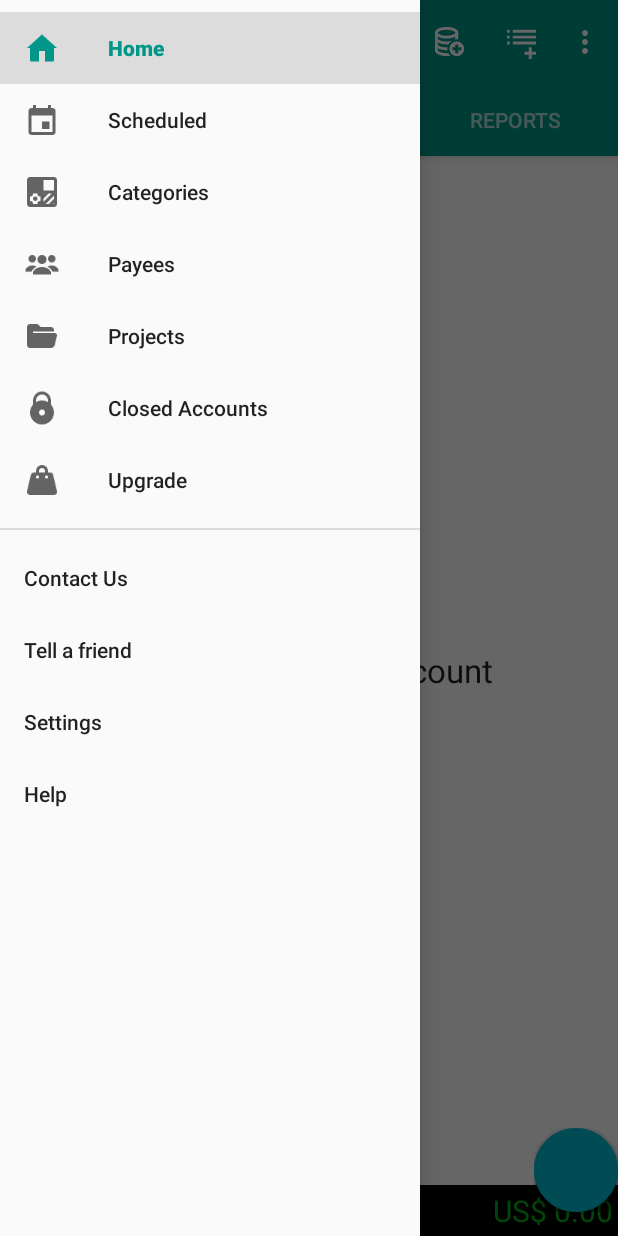
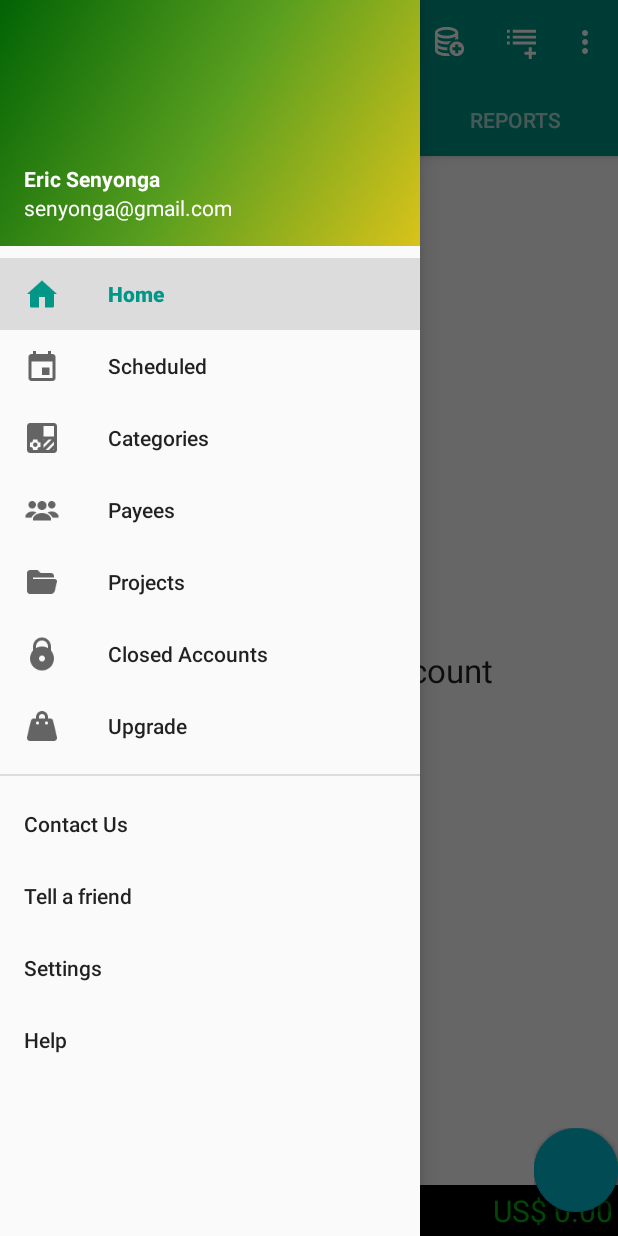
Before and after one commit to eriqsenyonga/MoneyCradle, an Android app: the screen it shows after launch (MainActivity), with the side drawer open, on a phone screen of 412 x 824 dp. Run offline under Robolectric (Android 15) with nearby library versions, the phone set to English and light mode, and no system bars; our stand-ins replace AdMob, CircleImageView; libraries missing offline, so code that uses them is left out: com.nineoldandroids.view, net.i2p.android; plain views replace FloatingActionButton, FloatingActionsMenu; 18 statements that could not run were skipped.

Commit message:
added navigation header to navigationview though incomplete

```diff
--- a/sentayzo/build.gradle
+++ b/sentayzo/build.gradle
@@ -37,4 +37,7 @@ dependencies {
     compile 'com.android.support:recyclerview-v7:24.1.1'
     compile 'net.i2p.android.ext:floatingactionbutton:1.10.0'
     compile 'com.github.PhilJay:MPAndroidChart:v2.1.5'
+    compile 'com.google.android.gms:play-services-ads:9.2.1'
+    compile 'com.google.android.gms:play-services-auth:9.2.1'
+    compile 'com.google.android.gms:play-services-gcm:9.2.1'
 }
--- a/sentayzo/src/main/java/com/sentayzo/app/TransactionRecyclerAdapter.java
+++ b/sentayzo/src/main/java/com/sentayzo/app/TransactionRecyclerAdapter.java
@@ -102,6 +102,7 @@ public class TransactionRecyclerAdapter extends CursorRecyclerAdapter<Transactio
                 tvAmount.setTextAppearance(R.style.boldText);
             }
 
+
         }
 
         public void bindData(final Cursor cursor) {
--- /dev/null
+++ b/sentayzo/src/main/res/drawable-xxhdpi/side_nav_bar.xml
@@ -0,0 +1,11 @@
+<shape xmlns:android="http://schemas.android.com/apk/res/android"
+    android:shape="rectangle">
+    <gradient
+        android:endColor="#016304"
+
+        android:startColor="#d9c31a"
+        android:type="linear"
+        android:angle="135"
+        android:centerColor="#589e1f"/>
+
+</shape>
--- a/sentayzo/src/main/res/layout/activity_main.xml
+++ b/sentayzo/src/main/res/layout/activity_main.xml
@@ -35,6 +35,7 @@
         android:layout_width="wrap_content"
         android:layout_height="match_parent"
         android:layout_gravity="start"
+        app:headerLayout="@layout/nav_header_main"
         app:menu="@menu/drawer" />
 
 
--- /dev/null
+++ b/sentayzo/src/main/res/layout/nav_header_main.xml
@@ -0,0 +1,56 @@
+<?xml version="1.0" encoding="utf-8"?>
+<FrameLayout xmlns:android="http://schemas.android.com/apk/res/android"
+    xmlns:app="http://schemas.android.com/apk/res-auto"
+    android:layout_width="match_parent"
+    android:layout_height="@dimen/nav_header_height"
+
+  >
+
+    <ImageView
+        android:id="@+id/iv_nav_header_background"
+        android:layout_width="match_parent"
+        android:layout_height="match_parent"
+        android:src="@drawable/side_nav_bar"
+       />
+
+    <LinearLayout
+        android:layout_width="match_parent"
+        android:layout_height="match_parent"
+        android:orientation="vertical"
+        android:paddingBottom="@dimen/activity_vertical_margin"
+        android:paddingLeft="@dimen/activity_horizontal_margin"
+        android:paddingRight="@dimen/activity_horizontal_margin"
+        android:paddingTop="@dimen/activity_vertical_margin"
+        android:gravity="bottom">
+
+
+<!--
+    <de.hdodenhof.circleimageview.CircleImageView
+
+        android:id="@+id/iv_client_profile_pic"
+        android:layout_width="55dp"
+        android:layout_height="55dp"
+        android:src="@drawable/prof_pic_blank"
+        app:civ_border_color="#14000000"
+        app:civ_border_width="1dp"
+       />
+-->
+    <TextView
+        android:id="@+id/tv_display_name"
+        android:layout_width="match_parent"
+        android:layout_height="wrap_content"
+        android:text="Eric Senyonga"
+        android:textStyle="bold"
+        android:textColor="@android:color/white"/>
+
+    <TextView
+        android:id="@+id/tv_email"
+        android:layout_width="match_parent"
+        android:layout_height="wrap_content"
+        android:text="senyonga@gmail.com"
+        android:textColor="@android:color/white" />
+
+
+    </LinearLayout>
+
+</FrameLayout>
--- a/sentayzo/src/main/res/values/dimens.xml
+++ b/sentayzo/src/main/res/values/dimens.xml
@@ -18,4 +18,6 @@
 
     <dimen name="nav_drawer_width">240dp</dimen>
     <dimen name="fab_margin">16dp</dimen>
+
+    <dimen name="nav_header_height">164dp</dimen>
 </resources>
```
Also changed, not shown: 1645 other files.
